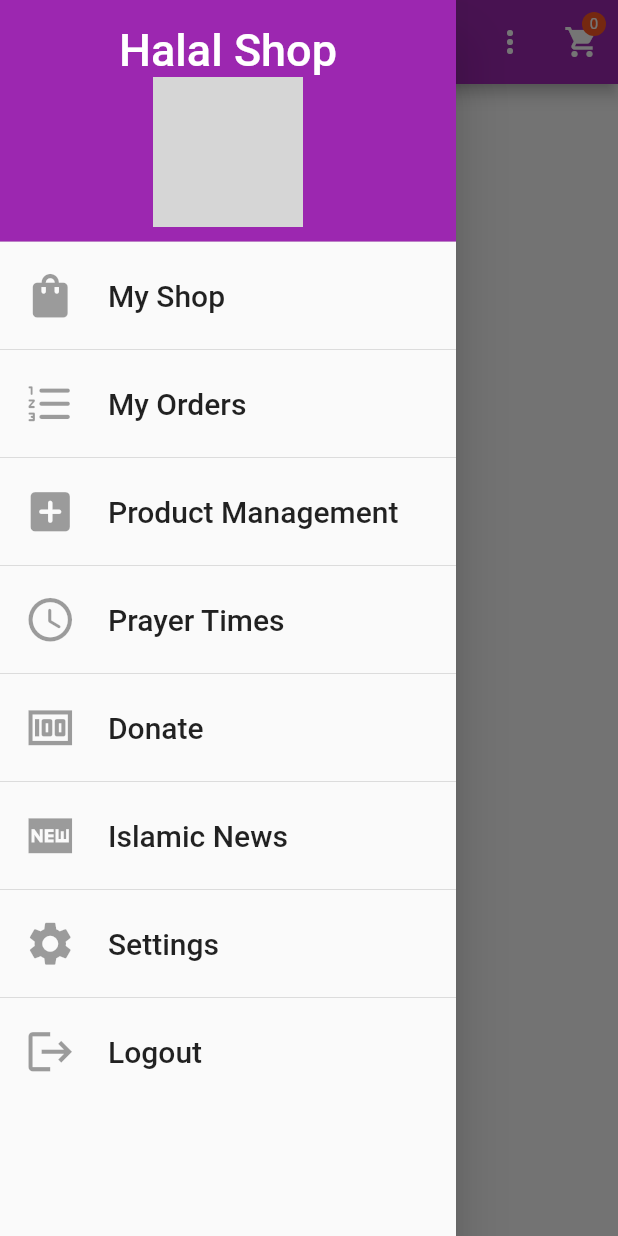
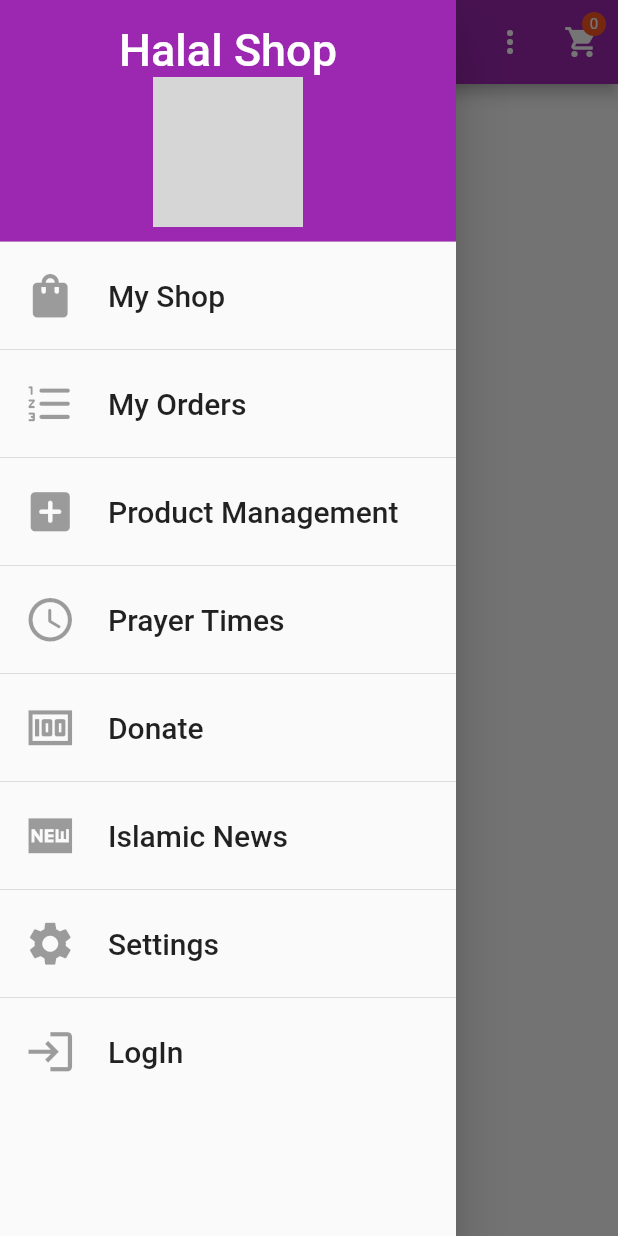
Before and after one commit to ilyosbekkk/Shop_App, a Flutter app: the screen it shows after launch, with the side drawer open, on a phone screen of 412 x 824 dp. Run offline on Flutter 3.47's test engine with Material 2 defaults, Android fonts, the phone set to English and light mode, and no system bars; our stand-ins replace camera, cloud_firestore, firebase_core, firebase_storage, flutter_image_compress, fluttertoast and 1 more; accounts and stored records are empty; network calls fail; statements that could not run were skipped; grey boxes are pictures that could not be loaded.

```diff
--- a/lib/main.dart
+++ b/lib/main.dart
@@ -2,11 +2,13 @@ import 'package:camera/camera.dart';
 import 'package:firebase_core/firebase_core.dart';
 import 'package:flutter/material.dart';
 import 'package:provider/provider.dart';
+import 'package:shop_app/providers/auth_provider.dart';
 import 'package:shop_app/providers/camera_provider.dart';
 import 'package:shop_app/providers/cart.dart';
 import 'package:shop_app/providers/product.dart';
 import 'package:shop_app/providers/products_provider.dart';
 import 'package:shop_app/screens/add_product_screen.dart';
+import 'package:shop_app/screens/auth_screen.dart';
 import 'package:shop_app/screens/cart_screen.dart';
 import 'package:shop_app/screens/orders_screen.dart';
 import 'package:shop_app/screens/products overview screen.dart';
@@ -30,11 +32,15 @@ class MyApp extends StatelessWidget {
           create: (context) => Products(),
         ),
         ChangeNotifierProvider(
+          create: (context) => Authentication(),
+        ),
+        ChangeNotifierProvider(
           create: (context) => Product(),
         ),
         ChangeNotifierProvider(
           create: (context) => Cart(),
-        ), ChangeNotifierProvider(
+        ),
+        ChangeNotifierProvider(
           create: (context) => CameraProvider(),
         ),
       ],
@@ -54,6 +60,7 @@ class MyApp extends StatelessWidget {
           CartScreen.routName: (context) => CartScreen(),
           MyOrders.routeName: (context) => MyOrders(),
           AddProduct.routeName: (context) => AddProduct(),
+          AuthScreen.routeName: (context) => AuthScreen()
         },
       ),
     );
--- a/lib/providers/camera_provider.dart
+++ b/lib/providers/camera_provider.dart
@@ -1,5 +1,4 @@
 import 'dart:io';
-import 'dart:math';
 import 'package:firebase_storage/firebase_storage.dart';
 import 'package:flutter/cupertino.dart';
 import 'package:flutter/material.dart';
--- a/lib/screens/products overview screen.dart
+++ b/lib/screens/products overview screen.dart
@@ -1,6 +1,7 @@
 import 'package:flutter/cupertino.dart';
 import 'package:flutter/material.dart';
 import 'package:provider/provider.dart';
+import 'package:shop_app/providers/auth_provider.dart';
 import 'package:shop_app/providers/cart.dart';
 import 'package:shop_app/providers/products_provider.dart';
 import 'package:shop_app/screens/cart_screen.dart';
@@ -17,12 +18,22 @@ class ProductsOverview extends StatefulWidget {
   _ProductsOverviewState createState() => _ProductsOverviewState();
 }
 
+
+
 class _ProductsOverviewState extends State<ProductsOverview> {
+
+  @override
+  void initState() {
+    super.initState();
+    Authentication authentication = Authentication();
+
+  }
   @override
   Widget build(BuildContext context) {
     final heightOfScreen = MediaQuery.of(context).size.height;
     final widthOftheScreen = MediaQuery.of(context).size.width;
     final products = Provider.of<Products>(context);
+
 
     return Scaffold(
       appBar: AppBar(
--- a/lib/widgets/drawer.dart
+++ b/lib/widgets/drawer.dart
@@ -1,5 +1,6 @@
 import 'package:flutter/material.dart';
 import 'package:shop_app/screens/add_product_screen.dart';
+import 'package:shop_app/screens/auth_screen.dart';
 import 'package:shop_app/screens/orders_screen.dart';
 import 'package:shop_app/screens/products%20overview%20screen.dart';
 
@@ -39,8 +40,8 @@ class DrawerWidget extends StatelessWidget {
             Navigator.pushNamed(context, MyOrders.routeName);
           }),
           Divider(),
-          drawerSections(Icons.logout, "Logout", () {
-            Navigator.pushNamed(context, MyOrders.routeName);
+          drawerSections(Icons.login, "LogIn", () {
+            Navigator.pushReplacementNamed(context, AuthScreen.routeName);
           }),
         ],
       ),
--- a/pubspec.yaml
+++ b/pubspec.yaml
@@ -20,6 +20,7 @@ dependencies:
   cloud_firestore: ^0.14.3+1
   firebase_storage: ^5.1.0
   flutter_image_compress: ^0.7.0
+  firebase_auth: ^0.18.3+1
   camera:
   image_picker: ^0.6.7+14
   path_provider:
```
Also changed, not shown: lib/screens/auth_screen.dart (added, +60 -0 lines), lib/widgets/form.dart (+29 -6 lines), pubspec.lock.
